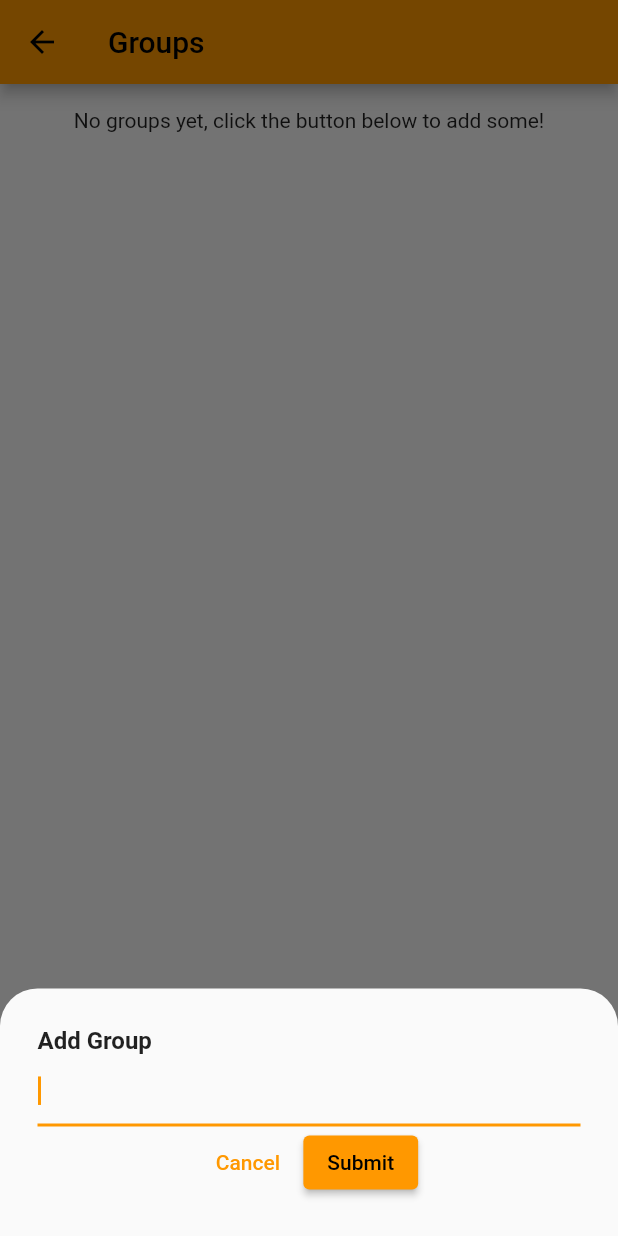
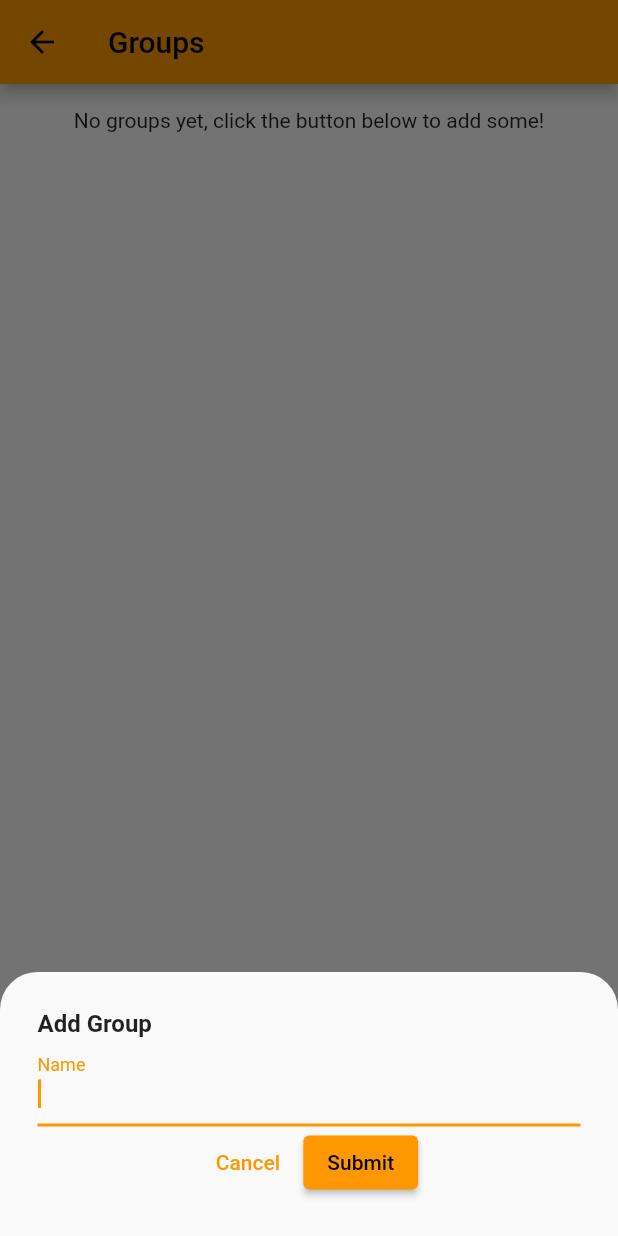
Before and after one commit to oluthje/friends-app, a Flutter app: the GroupsScreen screen opened directly with empty values, after a tap on the "add" icon, on a phone screen of 412 x 824 dp. Run offline on Flutter 3.47's test engine with Material 2 defaults, Android fonts, the phone set to English and light mode, and no system bars; our stand-ins replace cloud_firestore, firebase_auth, firebase_core, font_awesome_flutter, google_sign_in, grouped_list; accounts and stored records are empty.

Commit message:
AddItemModal textfield capitalizes name

```diff
--- a/lib/widgets/modal_add_item.dart
+++ b/lib/widgets/modal_add_item.dart
@@ -64,10 +64,7 @@ class _ModalAddItem extends State<ModalAddItem> {
                 formTitle,
                 TextFormField(
                   initialValue: _name,
-                  decoration: const InputDecoration(
-                      // border: OutlineInputBorder(),
-                      // labelText: 'Friend name',
-                      ),
+                  textCapitalization: TextCapitalization.sentences,
                   autofocus: true,
                   onEditingComplete: () => _trySubmit(context),
                   onChanged: (name) => setState(() {
@@ -75,10 +72,13 @@ class _ModalAddItem extends State<ModalAddItem> {
                   }),
                   validator: (value) {
                     if (value == null || value.isEmpty) {
-                      return 'Please enter a complete name';
+                      return 'Enter a complete name';
                     }
                     return null;
                   },
+                  decoration: const InputDecoration(
+                    labelText: 'Name',
+                  ),
                 ),
                 widget.child ?? Container(),
                 Row(
```
